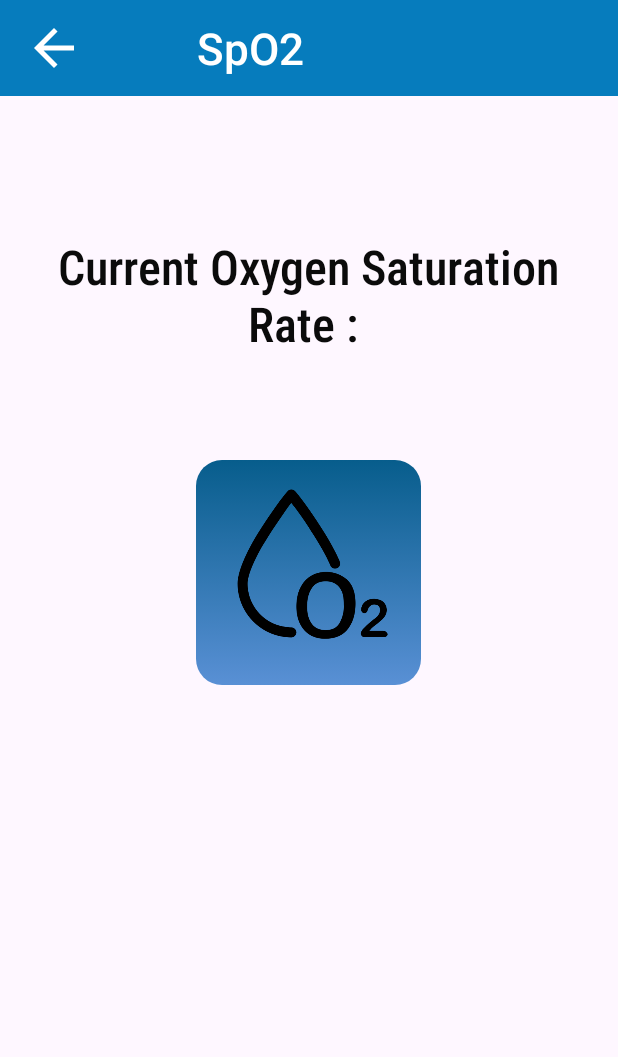
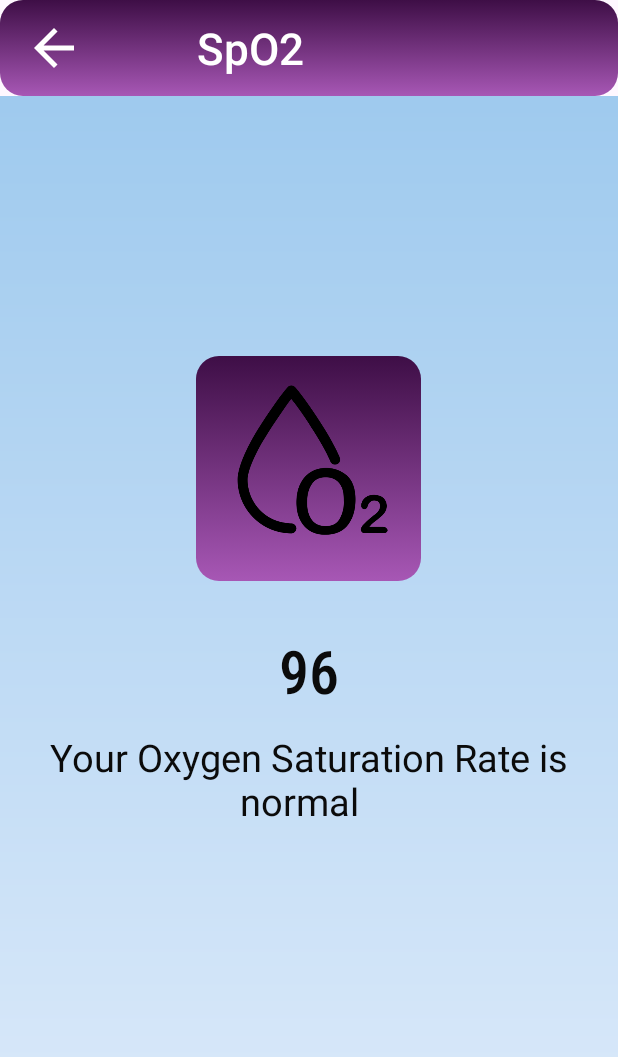
Before and after one commit to CareWave-project/CareWave, an Android app: the SpO2Activity screen opened directly, with no data from a screen before it, on a phone screen of 412 x 824 dp. Shown: the top 1057 px of the screen. Run offline under Robolectric (Android 15) with nearby library versions, the phone set to English and light mode, and no system bars; our stand-ins replace Firebase (no records; nobody signed in at launch, a user with empty details on screens opened directly).

Commit message:
Update activity_sp_o2.xml

```diff
--- a/CareWave1/app/src/main/res/layout/activity_sp_o2.xml
+++ b/CareWave1/app/src/main/res/layout/activity_sp_o2.xml
@@ -4,6 +4,7 @@
     xmlns:tools="http://schemas.android.com/tools"
     android:layout_width="match_parent"
     android:layout_height="match_parent"
+    android:background="@drawable/app_bg"
     tools:context=".MainActivity">
 
 
@@ -19,7 +20,7 @@
             android:id="@+id/toolbar"
             android:layout_width="match_parent"
             android:layout_height="?attr/actionBarSize"
-            android:background="@drawable/toolbar_bg"
+            android:background="@drawable/bottom_button_bg"
             app:layout_scrollFlags="scroll|enterAlways">
 
             <!-- Centered LinearLayout for items -->
@@ -59,26 +60,15 @@
         <LinearLayout
             android:layout_width="match_parent"
             android:layout_height="match_parent"
+            android:layout_marginTop="-20sp"
             android:gravity="center"
             android:orientation="vertical">
 
-            <EditText
-                android:layout_width="350dp"
-                android:layout_height="220dp"
-                android:layout_marginTop="-200dp"
-                android:background="@null"
-                android:fontFamily="sans-serif-condensed-medium"
-                android:hint="Current Oxygen Saturation Rate : "
-                android:textAlignment="center"
-                android:textColor="@color/black"
-
-                android:textColorHint="@color/black"
-                android:textSize="32sp" />
 
             <LinearLayout
                 android:layout_width="150dp"
                 android:layout_height="150dp"
-                android:background="@drawable/heart_rate_bg"
+                android:background="@drawable/bottom_button_bg"
                 android:orientation="vertical">
 
                 <ImageView
@@ -104,11 +94,33 @@
 
 
             <!-- Display retrieved oxygen saturation rate -->
-            <TextView
-                android:id="@+id/textViewDose"
+            <EditText
+                android:id="@+id/spo2Text"
                 android:layout_width="match_parent"
                 android:layout_height="80dp"
-                android:textSize="16sp" />
+                android:layout_marginTop="20sp"
+                android:background="@null"
+                android:fontFamily="sans-serif-condensed-medium"
+                android:hint="96"
+                android:textAlignment="center"
+                android:textColor="#000000"
+                android:textColorHint="@color/black"
+                android:textSize="40sp" />
+
+
+            <TextView
+                android:id="@+id/spo2StatusText"
+                android:layout_width="350dp"
+                android:layout_height="80dp"
+                android:layout_marginTop="00dp"
+                android:background="@null"
+                android:fontFamily="sans-serif"
+                android:hint="Your Oxygen Saturation Rate is normal  "
+                android:textAlignment="center"
+                android:textColor="@color/black"
+
+                android:textColorHint="@color/black"
+                android:textSize="25sp" />
 
 
         </LinearLayout>
```
